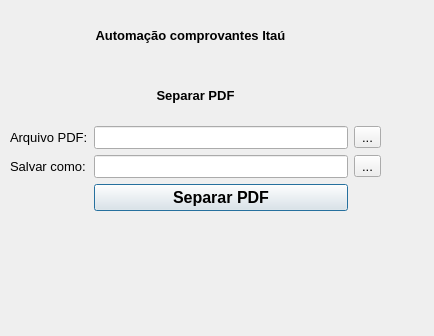
Before: the Qt Designer form ui/window.ui in danieltorreess/ProjetoItau, drawn with Qt 5.
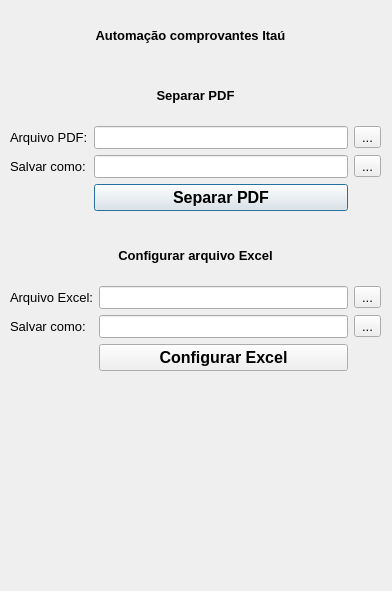
After: the same form once the commit is applied. Icons and pictures are not drawn.

Commit message: Minhas QToolButton todos funcionando

Diff of the .ui file:
```diff
--- a/ui/window.ui
+++ b/ui/window.ui
@@ -6,8 +6,8 @@
    <rect>
     <x>0</x>
     <y>0</y>
-    <width>434</width>
-    <height>336</height>
+    <width>392</width>
+    <height>591</height>
    </rect>
   </property>
   <property name="windowTitle">
@@ -192,6 +192,123 @@
     <bool>true</bool>
    </property>
   </widget>
+  <widget class="QWidget" name="gridLayoutWidget_2">
+   <property name="geometry">
+    <rect>
+     <x>10</x>
+     <y>230</y>
+     <width>371</width>
+     <height>141</height>
+    </rect>
+   </property>
+   <layout class="QGridLayout" name="gridLayout_2">
+    <item row="1" column="1">
+     <widget class="QLineEdit" name="inputArquivoExcel">
+      <property name="font">
+       <font>
+        <family>Segoe UI</family>
+        <pointsize>10</pointsize>
+       </font>
+      </property>
+     </widget>
+    </item>
+    <item row="1" column="0">
+     <widget class="QLabel" name="arquivoExcel">
+      <property name="font">
+       <font>
+        <family>Segoe UI</family>
+        <pointsize>10</pointsize>
+       </font>
+      </property>
+      <property name="text">
+       <string>Arquivo Excel:</string>
+      </property>
+     </widget>
+    </item>
+    <item row="2" column="0">
+     <widget class="QLabel" name="salvarComoExcel">
+      <property name="font">
+       <font>
+        <family>Segoe UI</family>
+        <pointsize>10</pointsize>
+       </font>
+      </property>
+      <property name="text">
+       <string>Salvar como:</string>
+      </property>
+     </widget>
+    </item>
+    <item row="2" column="1">
+     <widget class="QLineEdit" name="inputSalvarComoExcel">
+      <property name="font">
+       <font>
+        <family>Segoe UI</family>
+        <pointsize>10</pointsize>
+       </font>
+      </property>
+     </widget>
+    </item>
+    <item row="1" column="2">
+     <widget class="QToolButton" name="buscarExcel">
+      <property name="font">
+       <font>
+        <family>Segoe UI</family>
+        <pointsize>10</pointsize>
+       </font>
+      </property>
+      <property name="text">
+       <string>...</string>
+      </property>
+     </widget>
+    </item>
+    <item row="3" column="1">
+     <widget class="QPushButton" name="ConfigurarExcel">
+      <property name="font">
+       <font>
+        <family>Segoe UI</family>
+        <pointsize>12</pointsize>
+        <weight>75</weight>
+        <bold>true</bold>
+       </font>
+      </property>
+      <property name="text">
+       <string>Configurar Excel</string>
+      </property>
+     </widget>
+    </item>
+    <item row="2" column="2">
+     <widget class="QToolButton" name="buscarCaminhoExcel">
+      <property name="font">
+       <font>
+        <family>Segoe UI</family>
+        <pointsize>10</pointsize>
+       </font>
+      </property>
+      <property name="text">
+       <string>...</string>
+      </property>
+     </widget>
+    </item>
+    <item row="0" column="0" colspan="3">
+     <widget class="QLabel" name="tituloExcel">
+      <property name="font">
+       <font>
+        <family>Segoe UI</family>
+        <pointsize>10</pointsize>
+        <weight>75</weight>
+        <bold>true</bold>
+       </font>
+      </property>
+      <property name="text">
+       <string>Configurar arquivo Excel</string>
+      </property>
+      <property name="alignment">
+       <set>Qt::AlignCenter</set>
+      </property>
+     </widget>
+    </item>
+   </layout>
+  </widget>
  </widget>
  <resources/>
  <connections/>
```
The commit also changes 3 other files.
